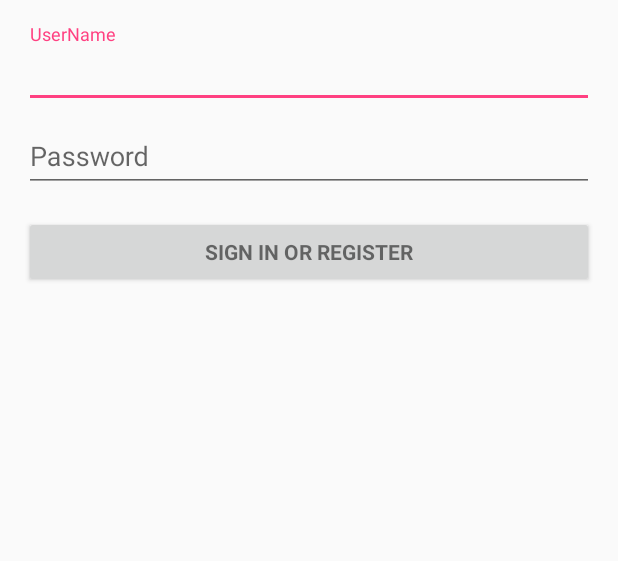
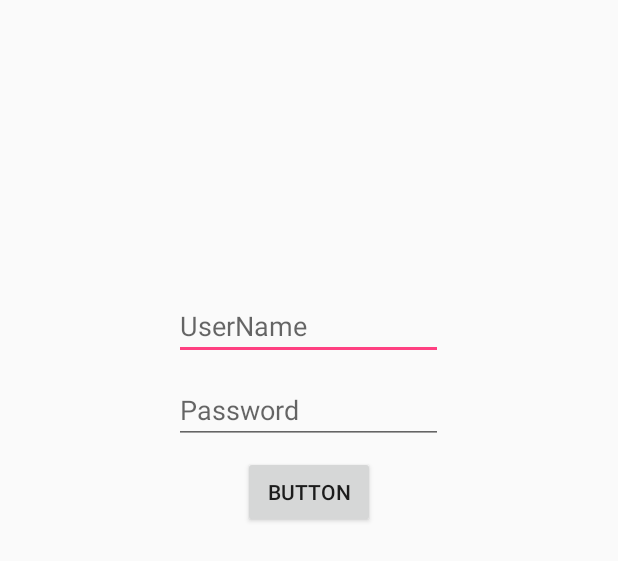
Before and after one commit to JohnnHidalgo/Coffee-Store, an Android app: the layout activity_login.xml on its own in the app's theme, with its tools: preview values and no code run, on a phone screen of 412 x 824 dp. Shown: the top 561 px of the screen. Run offline under Robolectric (Android 15) with nearby library versions, the phone set to English and light mode, and no system bars.

Commit message:
Create Login Activity

```diff
--- a/app/src/main/AndroidManifest.xml
+++ b/app/src/main/AndroidManifest.xml
@@ -15,7 +15,7 @@
         android:supportsRtl="true"
         android:theme="@style/AppTheme">
         <activity
-            android:name=".LoginActivity"
+            android:name=".login.LoginActivity"
             android:label="@string/app_name">
             <intent-filter>
                 <action android:name="android.intent.action.MAIN" />
@@ -24,6 +24,7 @@
             </intent-filter>
         </activity>
         <activity android:name=".Admin.MenuAdminActivity" />
+        <activity android:name=".RegisterActivity"></activity>
     </application>
 
 </manifest>
--- a/app/src/main/res/layout/activity_login.xml
+++ b/app/src/main/res/layout/activity_login.xml
@@ -9,7 +9,7 @@
     android:paddingLeft="@dimen/activity_horizontal_margin"
     android:paddingRight="@dimen/activity_horizontal_margin"
     android:paddingTop="@dimen/activity_vertical_margin"
-    tools:context=".LoginActivity">
+    tools:context=".login.LoginActivity">
 
     <!-- Login progress -->
     <ProgressBar
@@ -20,59 +20,30 @@
         android:layout_marginBottom="8dp"
         android:visibility="gone" />
 
-    <ScrollView
-        android:id="@+id/login_form"
-        android:layout_width="match_parent"
-        android:layout_height="match_parent">
+    <EditText
+        android:id="@+id/usernameLog"
+        android:layout_width="179dp"
+        android:layout_height="44dp"
+        android:layout_marginTop="180dp"
+        android:hint="UserName" />
 
-        <LinearLayout
-            android:id="@+id/email_login_form"
-            android:layout_width="match_parent"
-            android:layout_height="wrap_content"
-            android:orientation="vertical">
+    <EditText
+        android:id="@+id/passwordLog"
+        android:layout_width="179dp"
+        android:layout_height="44dp"
+        android:layout_marginTop="12dp"
+        android:hint="Password"/>
 
-            <android.support.design.widget.TextInputLayout
-                android:layout_width="match_parent"
-                android:layout_height="wrap_content">
+    <Button
+        android:id="@+id/btnLoginLog"
+        android:layout_width="wrap_content"
+        android:layout_height="wrap_content"
+        android:layout_marginBottom="8dp"
+        android:layout_marginEnd="8dp"
+        android:layout_marginLeft="8dp"
+        android:layout_marginRight="8dp"
+        android:layout_marginStart="8dp"
+        android:layout_marginTop="8dp"
+        android:text="Button"/>
 
-                <AutoCompleteTextView
-                    android:id="@+id/username"
-                    android:layout_width="match_parent"
-                    android:layout_height="wrap_content"
-                    android:hint="@string/prompt_username"
-                    android:inputType="text"
-                    android:maxLines="1"
-                    android:singleLine="true" />
-
-            </android.support.design.widget.TextInputLayout>
-
-            <android.support.design.widget.TextInputLayout
-                android:layout_width="match_parent"
-                android:layout_height="wrap_content">
-
-                <EditText
-                    android:id="@+id/password"
-                    android:layout_width="match_parent"
-                    android:layout_height="wrap_content"
-                    android:hint="@string/prompt_password"
-                    android:imeActionId="6"
-                    android:imeActionLabel="@string/action_sign_in_short"
-                    android:imeOptions="actionUnspecified"
-                    android:inputType="textPassword"
-                    android:maxLines="1"
-                    android:singleLine="true" />
-
-            </android.support.design.widget.TextInputLayout>
-
-            <Button
-                android:id="@+id/email_sign_in_button"
-                style="?android:textAppearanceSmall"
-                android:layout_width="match_parent"
-                android:layout_height="wrap_content"
-                android:layout_marginTop="16dp"
-                android:text="@string/action_sign_in"
-                android:textStyle="bold" />
-
-        </LinearLayout>
-    </ScrollView>
 </LinearLayout>
```
Also changed, not shown: app/src/main/java/com/example/johnnhidalgo/project/Database/AdminDataBase.java (deleted, +0 -66 lines), app/src/main/java/com/example/johnnhidalgo/project/Database/DataBase.java (added, +59 -0 lines), app/src/main/java/com/example/johnnhidalgo/project/LoginActivity.java (deleted, +0 -300 lines), app/src/main/java/com/example/johnnhidalgo/project/RegisterActivity.java (added, +13 -0 lines), app/src/main/java/com/example/johnnhidalgo/project/login/LoginActivity.java (added, +85 -0 lines), app/src/main/java/com/example/johnnhidalgo/project/modelos/Admin.java (deleted, +0 -38 lines), app/src/main/java/com/example/johnnhidalgo/project/modelos/User.java (added, +37 -0 lines), app/src/main/res/layout/activity_register.xml (added, +9 -0 lines).
